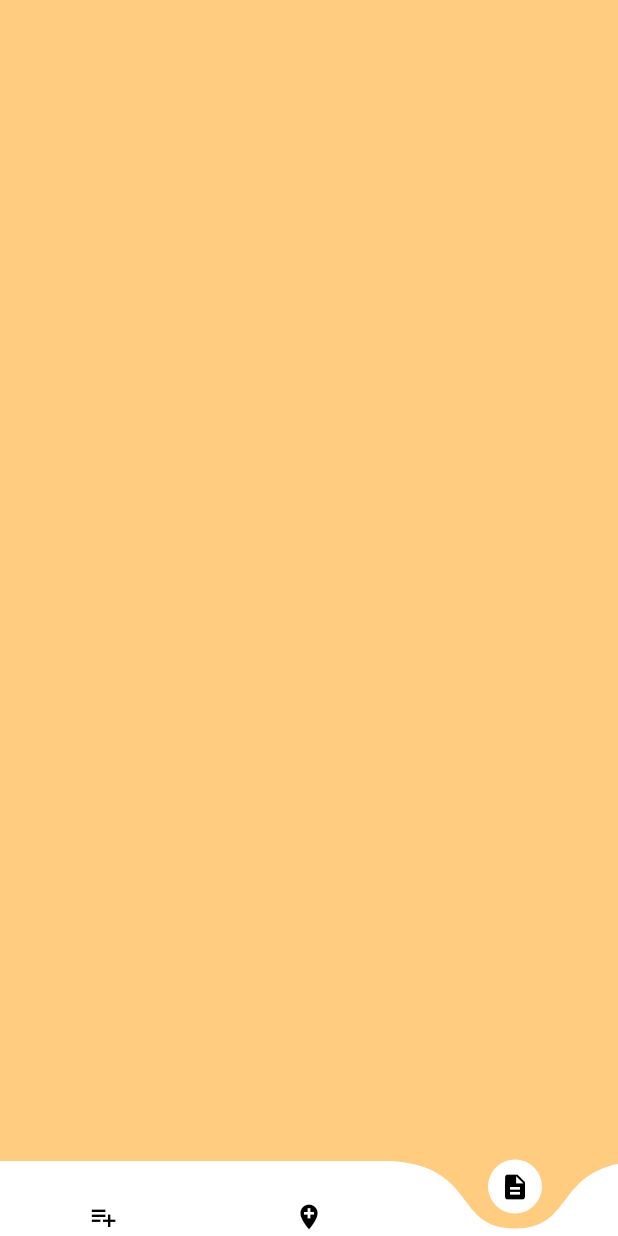
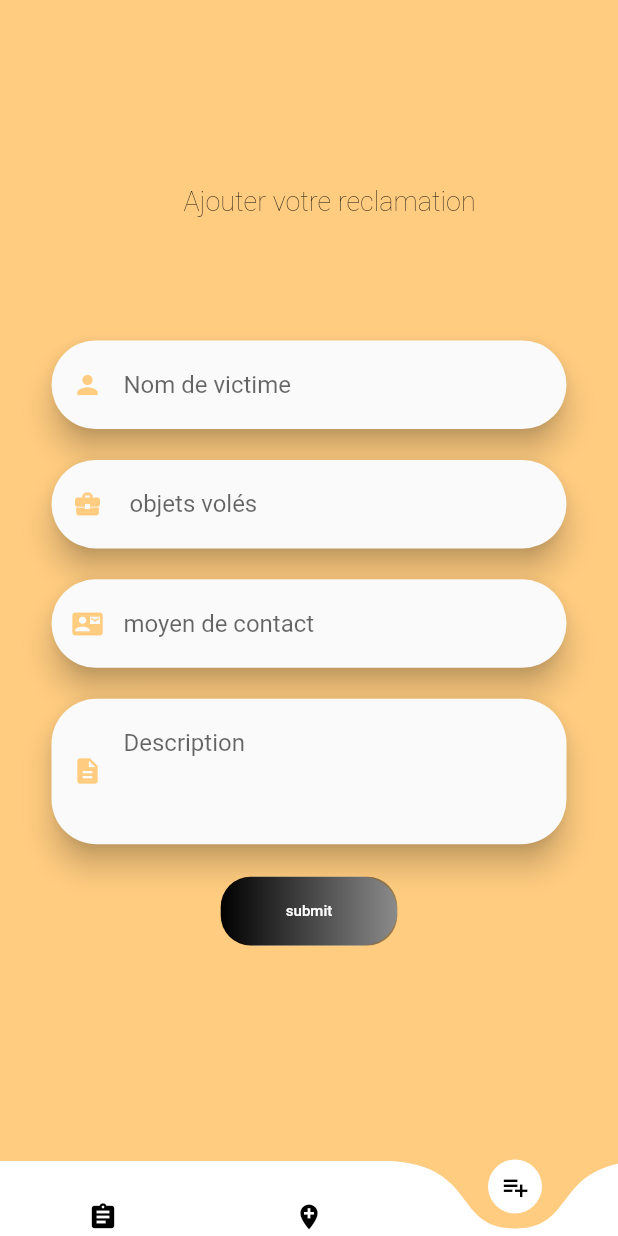
Before and after one commit to TahaChaouch1994/SafeMapFlutter, a Flutter app: the homescreen screen opened directly, item 3 of the bottom bar chosen, on a phone screen of 412 x 824 dp. Run offline on Flutter 3.47's test engine with Material 2 defaults, Android fonts, the phone set to English and light mode, and no system bars; drawn by our look-alikes of curved_navigation_bar.

Commit message:
design reclamation

```diff
--- a/lib/constants/constants.dart
+++ b/lib/constants/constants.dart
@@ -4,3 +4,4 @@
 final String SIGN_IN = 'signin';
 final String SIGN_UP ='signup';
 final String SPLASH_SCREEN ='splashscreen';
+final String Acceuil ='Acceuil';
--- a/lib/ui/home_screen.dart
+++ b/lib/ui/home_screen.dart
@@ -1,6 +1,11 @@
 import 'package:curved_navigation_bar/curved_navigation_bar.dart';
 import 'package:flutter/cupertino.dart';
 import 'package:flutter/material.dart';
+import 'package:safemap/ui/widgets/acceuil.dart';
+import 'package:safemap/ui/widgets/ajout_reclamation.dart';
+import 'package:safemap/ui/widgets/map.dart';
+import 'package:safemap/ui/widgets/responsive_ui.dart';
+
 
 class homescreen extends StatefulWidget{
   @override
@@ -8,33 +13,56 @@ class homescreen extends StatefulWidget{
 }
 
 class _homescreenState extends State<homescreen> {
+  int _page = 0;
+  GlobalKey _bottomNavigationKey = GlobalKey();
+  bool checkBoxValue = false;
+  double _height;
+  double _width;
+  double _pixelRatio;
+  bool _large;
+  bool _medium;
   @override
   Widget build(BuildContext context) {
+    _height = MediaQuery.of(context).size.height;
+    _width = MediaQuery.of(context).size.width;
+    _pixelRatio = MediaQuery.of(context).devicePixelRatio;
+    _large =  ResponsiveWidget.isScreenLarge(_width, _pixelRatio);
+    _medium =  ResponsiveWidget.isScreenMedium(_width, _pixelRatio);
+
     return Scaffold(
-      body: Container
-        (color: Colors.orange[200],
-        height: MediaQuery.of(context).size.height,
-        width: MediaQuery.of(context).size.width,
-      child: Column(
-        children :[
-        ]
-      ),
-      ),
+      backgroundColor: Colors.orange[200],
       bottomNavigationBar: CurvedNavigationBar(
+          key: _bottomNavigationKey,
+          index: 0,
           color:Colors.white,
           backgroundColor: Colors.orange[200],
           buttonBackgroundColor:Colors.white,
           height: 50,
+          animationCurve: Curves.easeInOut,
+          animationDuration: Duration(milliseconds: 600),
           items: [
-        Icon(Icons.playlist_add,size: 20 ,color:Colors.black),
-        Icon(Icons.add_location,size: 20 ,color:Colors.black),
-        Icon(Icons.description,size: 20 ,color:Colors.black),
-      ],
+            Icon(Icons.assignment,size: 20 ,color:Colors.black),
+            Icon(Icons.add_location,size: 20 ,color:Colors.black),
+            Icon(Icons.playlist_add,size: 20 ,color:Colors.black),
+          ],
           onTap: (index)
-          {
+              { setState(() {
+                _page = index;
+              });
               debugPrint("hani fil $index");
-          }),
-
+              },
+      ),
+      body:navigationbottombar(_page,),
     );
   }
+
+navigationbottombar(int page) {
+    if(page == 0)
+      {return Acceuil();}
+    if(page == 1)
+    {return Mapgoogle();}
+    if(page == 2)
+    {return Ajout(_height,_width,_large,_medium);}
+    else{return Acceuil();}
 }
+}
--- /dev/null
+++ b/lib/ui/widgets/acceuil.dart
@@ -0,0 +1,17 @@
+
+
+import 'package:flutter/material.dart';
+
+Widget Acceuil() {
+
+  double _width;
+  return Container(color: Colors.orange[200],
+    child:Center(
+      child:
+      Text(
+        "Acceuil",
+        style: TextStyle(
+          fontWeight: FontWeight.w200,
+        ),)
+      ),);
+}
--- /dev/null
+++ b/lib/ui/widgets/ajout_reclamation.dart
@@ -0,0 +1,106 @@
+import 'package:flutter/material.dart';
+import 'package:safemap/ui/widgets/custom_text_area.dart';
+import 'package:safemap/ui/widgets/textformfield.dart';
+
+
+Widget Ajout(_height,_width,_large,_medium) {
+
+  return Container(color: Colors.orange[200],
+    margin: EdgeInsets.only(
+        left:_width/ 12.0,
+        right: _width / 12.0,
+        top: _height / 20.0),
+    child: Form(
+      child: Column(
+        children: <Widget>[
+          SizedBox(height: _height / 10.0),
+          ajout_reclamation (_large,_medium,_width),
+          SizedBox(height: _height / 10.0),
+          lastNameTextFormField(),
+          SizedBox(height: _height / 40.0),
+          materiel(),
+          SizedBox(height: _height/ 40.0),
+          contact(),
+          SizedBox(height: _height / 40.0),
+          description(),
+          SizedBox(height: _height / 40.0),
+          button(_height, _width, _large, _medium),
+        ],
+      ),
+    ),
+  );
+}
+
+Widget ajout_reclamation (_large,_medium,_width) {
+  return Container(
+     margin: EdgeInsets.only(left: _width / 15.0),
+    child: Center(
+      child:
+      Text(
+        "Ajouter votre reclamation",
+        style: TextStyle(
+          fontWeight: FontWeight.w200,
+          fontSize: _large? 30 : (_medium? 20.5 : 18),
+        ),
+      ),
+    ),
+  );
+}
+Widget materiel() {
+  return CustomTextField(
+    keyboardType: TextInputType.text,
+    icon: Icons.business_center,
+    hint: " objets volés",
+  );
+}
+
+Widget lastNameTextFormField() {
+  return CustomTextField(
+    keyboardType: TextInputType.text,
+    icon: Icons.person,
+    hint: "Nom de victime ",
+  );
+}
+
+Widget contact() {
+  return CustomTextField(
+    keyboardType: TextInputType.emailAddress,
+    icon: Icons.contact_mail,
+    hint: "moyen de contact",
+  );
+}
+
+
+Widget description() {
+  return CustomTextarea(
+    keyboardType: TextInputType.text,
+    obscureText: true,
+    icon: Icons.description,
+    hint: "Description",
+  );
+}
+Widget button(_height,_width,_large,_medium) {
+  return RaisedButton(
+    elevation: 0,
+    shape: RoundedRectangleBorder(borderRadius: BorderRadius.circular(30.0)),
+    onPressed: () {
+
+
+    },
+    textColor: Colors.white,
+    padding: EdgeInsets.all(0.0),
+    child: Container(
+      alignment: Alignment.center,
+      height: _height / 18,
+      width: _large? _width/4 : (_medium? _width/3.75: _width/3.5),
+      decoration: BoxDecoration(
+        borderRadius: BorderRadius.all(Radius.circular(20.0)),
+        gradient: LinearGradient(
+          colors: <Color>[Colors.black, Colors.black38],
+        ),
+      ),
+      padding: const EdgeInsets.all(12.0),
+      child: Text('submit',style: TextStyle(fontSize: _large? 14: (_medium? 12: 10))),
+    ),
+  );
+}
--- /dev/null
+++ b/lib/ui/widgets/custom_text_area.dart
@@ -0,0 +1,48 @@
+import 'package:flutter/material.dart';
+import 'package:safemap/ui/widgets/responsive_ui.dart';
+
+class CustomTextarea extends StatelessWidget {
+  final String hint;
+  final TextEditingController textEditingController;
+  final TextInputType keyboardType;
+  final bool obscureText;
+  final IconData icon;
+  double _width;
+  double _pixelRatio;
+  bool large;
+  bool medium;
+
+
+  CustomTextarea(
+      {this.hint,
+        this.textEditingController,
+        this.keyboardType,
+        this.icon,
+        this.obscureText= false,
+      });
+
+  @override
+  Widget build(BuildContext context) {
+    _width = MediaQuery.of(context).size.width;
+    _pixelRatio = MediaQuery.of(context).devicePixelRatio;
+    large =  ResponsiveWidget.isScreenLarge(_width, _pixelRatio);
+    medium=  ResponsiveWidget.isScreenMedium(_width, _pixelRatio);
+    return Material(
+      borderRadius: BorderRadius.circular(30.0),
+      elevation: large? 12 : (medium? 10 : 8),
+      child: TextFormField(
+        maxLines:3,
+        controller: textEditingController,
+        keyboardType: keyboardType,
+        cursorColor: Colors.orange[200],
+        decoration: InputDecoration(
+          prefixIcon: Icon(icon, color: Colors.orange[200], size: 20),
+          hintText: hint,
+          border: OutlineInputBorder(
+              borderRadius: BorderRadius.circular(30.0),
+              borderSide: BorderSide.none),
+        ),
+      ),
+    );
+  }
+}
--- /dev/null
+++ b/lib/ui/widgets/map.dart
@@ -0,0 +1,14 @@
+import 'package:flutter/material.dart';
+
+Widget Mapgoogle() {
+
+  return Container(color: Colors.orange[200],
+    child:Center(
+        child:
+        Text(
+          "GOOGLE MAP ",
+          style: TextStyle(
+            fontWeight: FontWeight.w200,
+          ),)
+    ),);
+}
```
